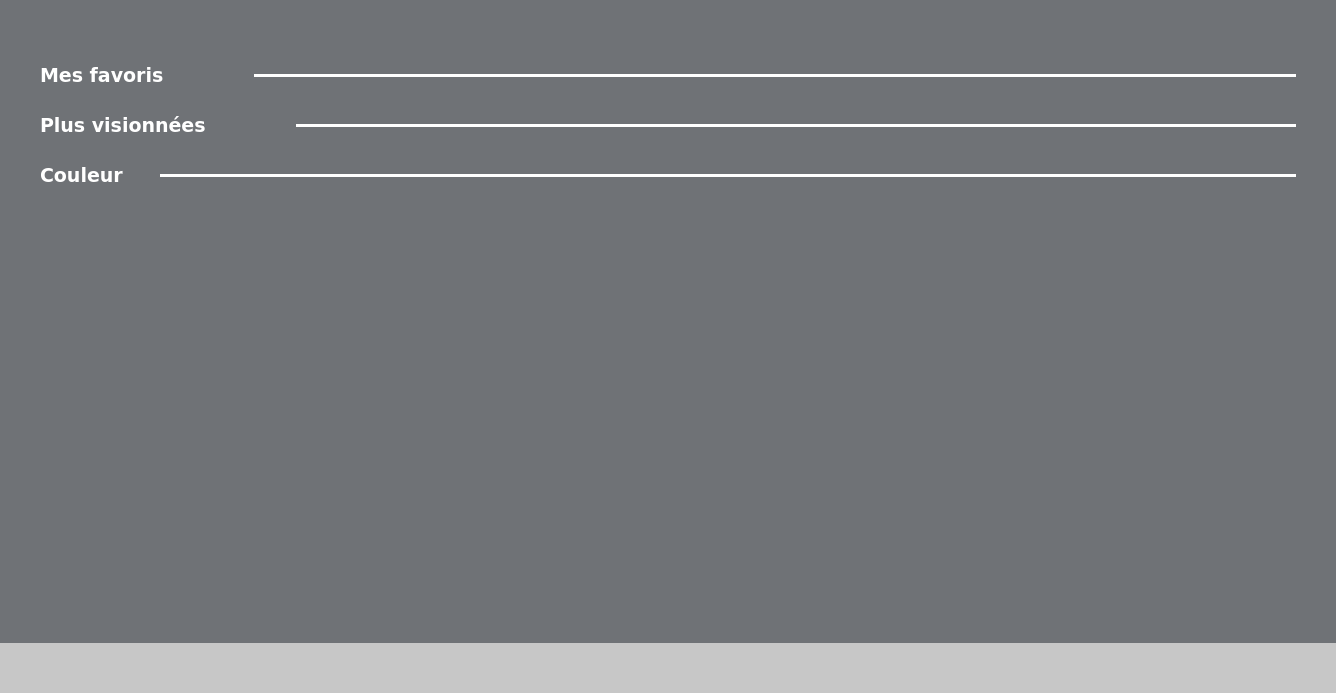
The window that accueilwindow.ui (TheoFRASSI/GaleriePhotoIHM) describes before a commit, drawn with Qt 5.
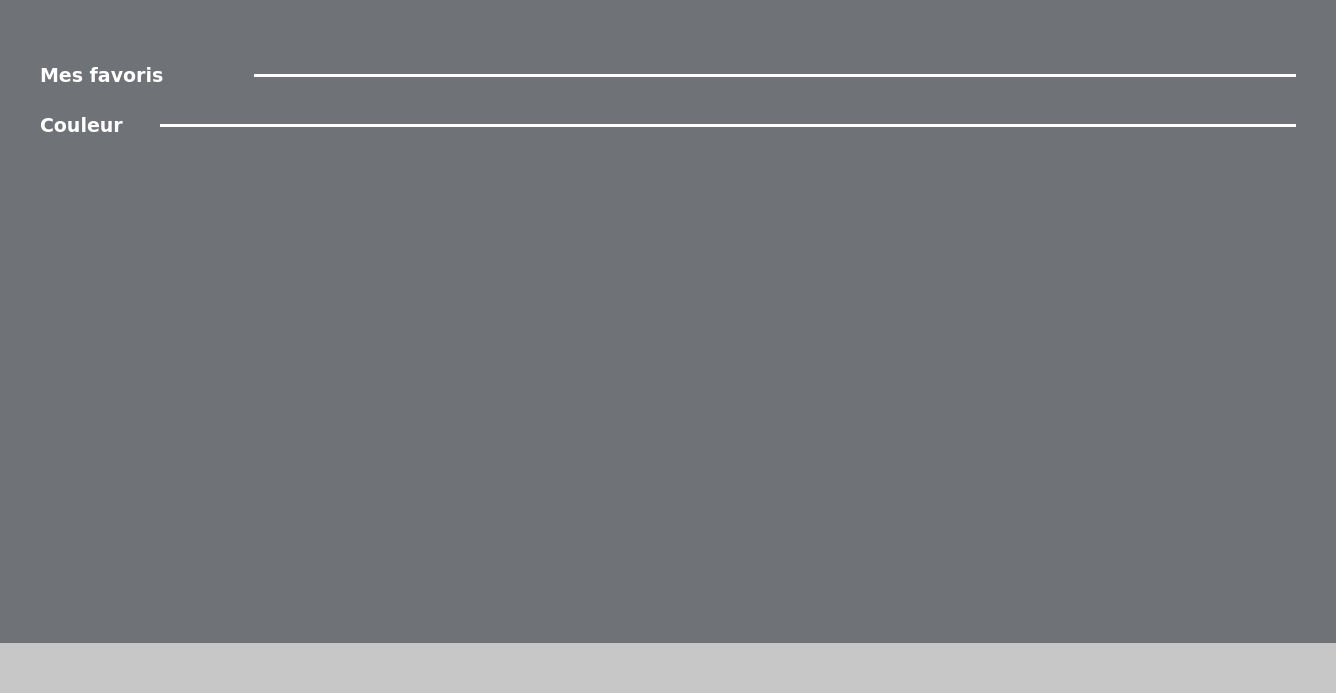
The same window after the commit.

```diff
--- a/accueilwindow.ui
+++ b/accueilwindow.ui
@@ -1976,1041 +1976,6 @@
        <item>
         <layout class="QVBoxLayout" name="layoutImageFavoris"/>
        </item>
-       <item>
-        <layout class="QHBoxLayout" name="horizontalLayout_3">
-         <item>
-          <widget class="QFrame" name="frame_5">
-           <property name="minimumSize">
-            <size>
-             <width>0</width>
-             <height>50</height>
-            </size>
-           </property>
-           <property name="maximumSize">
-            <size>
-             <width>16777215</width>
-             <height>50</height>
-            </size>
-           </property>
-           <property name="palette">
-            <palette>
-             <active>
-              <colorrole role="WindowText">
-               <brush brushstyle="SolidPattern">
-                <color alpha="255">
-                 <red>255</red>
-                 <green>255</green>
-                 <blue>255</blue>
-                </color>
-               </brush>
-              </colorrole>
-              <colorrole role="Button">
-               <brush brushstyle="SolidPattern">
-                <color alpha="255">
-                 <red>111</red>
-                 <green>114</green>
-                 <blue>118</blue>
-                </color>
-               </brush>
-              </colorrole>
-              <colorrole role="Light">
-               <brush brushstyle="SolidPattern">
-                <color alpha="255">
-                 <red>167</red>
-                 <green>171</green>
-                 <blue>177</blue>
-                </color>
-               </brush>
-              </colorrole>
-              <colorrole role="Midlight">
-               <brush brushstyle="SolidPattern">
-                <color alpha="255">
-                 <red>139</red>
-                 <green>142</green>
-                 <blue>147</blue>
-                </color>
-               </brush>
-              </colorrole>
-              <colorrole role="Dark">
-               <brush brushstyle="SolidPattern">
-                <color alpha="255">
-                 <red>55</red>
-                 <green>57</green>
-                 <blue>59</blue>
-                </color>
-               </brush>
-              </colorrole>
-              <colorrole role="Mid">
-               <brush brushstyle="SolidPattern">
-                <color alpha="255">
-                 <red>74</red>
-                 <green>76</green>
-                 <blue>78</blue>
-                </color>
-               </brush>
-              </colorrole>
-              <colorrole role="Text">
-               <brush brushstyle="SolidPattern">
-                <color alpha="255">
-                 <red>255</red>
-                 <green>255</green>
-                 <blue>255</blue>
-                </color>
-               </brush>
-              </colorrole>
-              <colorrole role="BrightText">
-               <brush brushstyle="SolidPattern">
-                <color alpha="255">
-                 <red>255</red>
-                 <green>255</green>
-                 <blue>255</blue>
-                </color>
-               </brush>
-              </colorrole>
-              <colorrole role="ButtonText">
-               <brush brushstyle="SolidPattern">
-                <color alpha="255">
-                 <red>255</red>
-                 <green>255</green>
-                 <blue>255</blue>
-                </color>
-               </brush>
-              </colorrole>
-              <colorrole role="Base">
-               <brush brushstyle="SolidPattern">
-                <color alpha="255">
-                 <red>0</red>
-                 <green>0</green>
-                 <blue>0</blue>
-                </color>
-               </brush>
-              </colorrole>
-              <colorrole role="Window">
-               <brush brushstyle="SolidPattern">
-                <color alpha="255">
-                 <red>111</red>
-                 <green>114</green>
-                 <blue>118</blue>
-                </color>
-               </brush>
-              </colorrole>
-              <colorrole role="Shadow">
-               <brush brushstyle="SolidPattern">
-                <color alpha="255">
-                 <red>0</red>
-                 <green>0</green>
-                 <blue>0</blue>
-                </color>
-               </brush>
-              </colorrole>
-              <colorrole role="AlternateBase">
-               <brush brushstyle="SolidPattern">
-                <color alpha="255">
-                 <red>55</red>
-                 <green>57</green>
-                 <blue>59</blue>
-                </color>
-               </brush>
-              </colorrole>
-              <colorrole role="ToolTipBase">
-               <brush brushstyle="SolidPattern">
-                <color alpha="255">
-                 <red>255</red>
-                 <green>255</green>
-                 <blue>220</blue>
-                </color>
-               </brush>
-              </colorrole>
-              <colorrole role="ToolTipText">
-               <brush brushstyle="SolidPattern">
-                <color alpha="255">
-                 <red>0</red>
-                 <green>0</green>
-                 <blue>0</blue>
-                </color>
-               </brush>
-              </colorrole>
-              <colorrole role="PlaceholderText">
-               <brush brushstyle="SolidPattern">
-                <color alpha="128">
-                 <red>255</red>
-                 <green>255</green>
-                 <blue>255</blue>
-                </color>
-               </brush>
-              </colorrole>
-             </active>
-             <inactive>
-              <colorrole role="WindowText">
-               <brush brushstyle="SolidPattern">
-                <color alpha="255">
-                 <red>255</red>
-                 <green>255</green>
-                 <blue>255</blue>
-                </color>
-               </brush>
-              </colorrole>
-              <colorrole role="Button">
-               <brush brushstyle="SolidPattern">
-                <color alpha="255">
-                 <red>111</red>
-                 <green>114</green>
-                 <blue>118</blue>
-                </color>
-               </brush>
-              </colorrole>
-              <colorrole role="Light">
-               <brush brushstyle="SolidPattern">
-                <color alpha="255">
-                 <red>167</red>
-                 <green>171</green>
-                 <blue>177</blue>
-                </color>
-               </brush>
-              </colorrole>
-              <colorrole role="Midlight">
-               <brush brushstyle="SolidPattern">
-                <color alpha="255">
-                 <red>139</red>
-                 <green>142</green>
-                 <blue>147</blue>
-                </color>
-               </brush>
-              </colorrole>
-              <colorrole role="Dark">
-               <brush brushstyle="SolidPattern">
-                <color alpha="255">
-                 <red>55</red>
-                 <green>57</green>
-                 <blue>59</blue>
-                </color>
-               </brush>
-              </colorrole>
-              <colorrole role="Mid">
-               <brush brushstyle="SolidPattern">
-                <color alpha="255">
-                 <red>74</red>
-                 <green>76</green>
-                 <blue>78</blue>
-                </color>
-               </brush>
-              </colorrole>
-              <colorrole role="Text">
-               <brush brushstyle="SolidPattern">
-                <color alpha="255">
-                 <red>255</red>
-                 <green>255</green>
-                 <blue>255</blue>
-                </color>
-               </brush>
-              </colorrole>
-              <colorrole role="BrightText">
-               <brush brushstyle="SolidPattern">
-                <color alpha="255">
-                 <red>255</red>
-                 <green>255</green>
-                 <blue>255</blue>
-                </color>
-               </brush>
-              </colorrole>
-              <colorrole role="ButtonText">
-               <brush brushstyle="SolidPattern">
-                <color alpha="255">
-                 <red>255</red>
-                 <green>255</green>
-                 <blue>255</blue>
-                </color>
-               </brush>
-              </colorrole>
-              <colorrole role="Base">
-               <brush brushstyle="SolidPattern">
-                <color alpha="255">
-                 <red>0</red>
-                 <green>0</green>
-                 <blue>0</blue>
-                </color>
-               </brush>
-              </colorrole>
-              <colorrole role="Window">
-               <brush brushstyle="SolidPattern">
-                <color alpha="255">
-                 <red>111</red>
-                 <green>114</green>
-                 <blue>118</blue>
-                </color>
-               </brush>
-              </colorrole>
-              <colorrole role="Shadow">
-               <brush brushstyle="SolidPattern">
-                <color alpha="255">
-                 <red>0</red>
-                 <green>0</green>
-                 <blue>0</blue>
-                </color>
-               </brush>
-              </colorrole>
-              <colorrole role="AlternateBase">
-               <brush brushstyle="SolidPattern">
-                <color alpha="255">
-                 <red>55</red>
-                 <green>57</green>
-                 <blue>59</blue>
-                </color>
-               </brush>
-              </colorrole>
-              <colorrole role="ToolTipBase">
-               <brush brushstyle="SolidPattern">
-                <color alpha="255">
-                 <red>255</red>
-                 <green>255</green>
-                 <blue>220</blue>
-                </color>
-               </brush>
-              </colorrole>
-              <colorrole role="ToolTipText">
-               <brush brushstyle="SolidPattern">
-                <color alpha="255">
-                 <red>0</red>
-                 <green>0</green>
-                 <blue>0</blue>
-                </color>
-               </brush>
-              </colorrole>
-              <colorrole role="PlaceholderText">
-               <brush brushstyle="SolidPattern">
-                <color alpha="128">
-                 <red>255</red>
-                 <green>255</green>
-                 <blue>255</blue>
-                </color>
-               </brush>
-              </colorrole>
-             </inactive>
-             <disabled>
-              <colorrole role="WindowText">
-               <brush brushstyle="SolidPattern">
-                <color alpha="255">
-                 <red>55</red>
-                 <green>57</green>
-                 <blue>59</blue>
-                </color>
-               </brush>
-              </colorrole>
-              <colorrole role="Button">
-               <brush brushstyle="SolidPattern">
-                <color alpha="255">
-                 <red>111</red>
-                 <green>114</green>
-                 <blue>118</blue>
-                </color>
-               </brush>
-              </colorrole>
-              <colorrole role="Light">
-               <brush brushstyle="SolidPattern">
-                <color alpha="255">
-                 <red>167</red>
-                 <green>171</green>
-                 <blue>177</blue>
-                </color>
-               </brush>
-              </colorrole>
-              <colorrole role="Midlight">
-               <brush brushstyle="SolidPattern">
-                <color alpha="255">
-                 <red>139</red>
-                 <green>142</green>
-                 <blue>147</blue>
-                </color>
-               </brush>
-              </colorrole>
-              <colorrole role="Dark">
-               <brush brushstyle="SolidPattern">
-                <color alpha="255">
-                 <red>55</red>
-                 <green>57</green>
-                 <blue>59</blue>
-                </color>
-               </brush>
-              </colorrole>
-              <colorrole role="Mid">
-               <brush brushstyle="SolidPattern">
-                <color alpha="255">
-                 <red>74</red>
-                 <green>76</green>
-                 <blue>78</blue>
-                </color>
-               </brush>
-              </colorrole>
-              <colorrole role="Text">
-               <brush brushstyle="SolidPattern">
-                <color alpha="255">
-                 <red>55</red>
-                 <green>57</green>
-                 <blue>59</blue>
-                </color>
-               </brush>
-              </colorrole>
-              <colorrole role="BrightText">
-               <brush brushstyle="SolidPattern">
-                <color alpha="255">
-                 <red>255</red>
-                 <green>255</green>
-                 <blue>255</blue>
-                </color>
-               </brush>
-              </colorrole>
-              <colorrole role="ButtonText">
-               <brush brushstyle="SolidPattern">
-                <color alpha="255">
-                 <red>55</red>
-                 <green>57</green>
-                 <blue>59</blue>
-                </color>
-               </brush>
-              </colorrole>
-              <colorrole role="Base">
-               <brush brushstyle="SolidPattern">
-                <color alpha="255">
-                 <red>111</red>
-                 <green>114</green>
-                 <blue>118</blue>
-                </color>
-               </brush>
-              </colorrole>
-              <colorrole role="Window">
-               <brush brushstyle="SolidPattern">
-                <color alpha="255">
-                 <red>111</red>
-                 <green>114</green>
-                 <blue>118</blue>
-                </color>
-               </brush>
-              </colorrole>
-              <colorrole role="Shadow">
-               <brush brushstyle="SolidPattern">
-                <color alpha="255">
-                 <red>0</red>
-                 <green>0</green>
-                 <blue>0</blue>
-                </color>
-               </brush>
-              </colorrole>
-              <colorrole role="AlternateBase">
-               <brush brushstyle="SolidPattern">
-                <color alpha="255">
-                 <red>111</red>
-                 <green>114</green>
-                 <blue>118</blue>
-                </color>
-               </brush>
-              </colorrole>
-              <colorrole role="ToolTipBase">
-               <brush brushstyle="SolidPattern">
-                <color alpha="255">
-                 <red>255</red>
-                 <green>255</green>
-                 <blue>220</blue>
-                </color>
-               </brush>
-              </colorrole>
-              <colorrole role="ToolTipText">
-               <brush brushstyle="SolidPattern">
-                <color alpha="255">
-                 <red>0</red>
-                 <green>0</green>
-                 <blue>0</blue>
-                </color>
-               </brush>
-              </colorrole>
-              <colorrole role="PlaceholderText">
-               <brush brushstyle="SolidPattern">
-                <color alpha="128">
-                 <red>255</red>
-                 <green>255</green>
-                 <blue>255</blue>
-                </color>
-               </brush>
-              </colorrole>
-             </disabled>
-            </palette>
-           </property>
-           <property name="font">
-            <font>
-             <pointsize>20</pointsize>
-            </font>
-           </property>
-           <property name="autoFillBackground">
-            <bool>true</bool>
-           </property>
-           <property name="frameShape">
-            <enum>QFrame::NoFrame</enum>
-           </property>
-           <property name="frameShadow">
-            <enum>QFrame::Raised</enum>
-           </property>
-           <layout class="QHBoxLayout" name="horizontalLayout_4">
-            <property name="spacing">
-             <number>0</number>
-            </property>
-            <property name="leftMargin">
-             <number>10</number>
-            </property>
-            <property name="topMargin">
-             <number>0</number>
-            </property>
-            <property name="rightMargin">
-             <number>10</number>
-            </property>
-            <property name="bottomMargin">
-             <number>0</number>
-            </property>
-            <item>
-             <layout class="QHBoxLayout" name="horizontalLayout_25">
-              <property name="spacing">
-               <number>20</number>
-              </property>
-              <property name="rightMargin">
-               <number>20</number>
-              </property>
-              <item>
-               <widget class="QLabel" name="label_2">
-                <property name="sizePolicy">
-                 <sizepolicy hsizetype="Maximum" vsizetype="Preferred">
-                  <horstretch>0</horstretch>
-                  <verstretch>0</verstretch>
-                 </sizepolicy>
-                </property>
-                <property name="minimumSize">
-                 <size>
-                  <width>0</width>
-                  <height>0</height>
-                 </size>
-                </property>
-                <property name="maximumSize">
-                 <size>
-                  <width>16777215</width>
-                  <height>16777215</height>
-                 </size>
-                </property>
-                <property name="font">
-                 <font>
-                  <family>Verdana</family>
-                  <pointsize>14</pointsize>
-                  <weight>75</weight>
-                  <bold>true</bold>
-                 </font>
-                </property>
-                <property name="text">
-                 <string>Plus visionnées</string>
-                </property>
-               </widget>
-              </item>
-              <item>
-               <widget class="QLabel" name="oeil">
-                <property name="minimumSize">
-                 <size>
-                  <width>50</width>
-                  <height>50</height>
-                 </size>
-                </property>
-                <property name="maximumSize">
-                 <size>
-                  <width>50</width>
-                  <height>50</height>
-                 </size>
-                </property>
-                <property name="text">
-                 <string/>
-                </property>
-               </widget>
-              </item>
-             </layout>
-            </item>
-            <item>
-             <layout class="QHBoxLayout" name="horizontalLayout_24">
-              <item>
-               <widget class="Line" name="line_2">
-                <property name="sizePolicy">
-                 <sizepolicy hsizetype="Expanding" vsizetype="Fixed">
-                  <horstretch>0</horstretch>
-                  <verstretch>0</verstretch>
-                 </sizepolicy>
-                </property>
-                <property name="minimumSize">
-                 <size>
-                  <width>0</width>
-                  <height>50</height>
-                 </size>
-                </property>
-                <property name="maximumSize">
-                 <size>
-                  <width>16777215</width>
-                  <height>50</height>
-                 </size>
-                </property>
-                <property name="palette">
-                 <palette>
-                  <active>
-                   <colorrole role="WindowText">
-                    <brush brushstyle="SolidPattern">
-                     <color alpha="255">
-                      <red>255</red>
-                      <green>255</green>
-                      <blue>255</blue>
-                     </color>
-                    </brush>
-                   </colorrole>
-                   <colorrole role="Button">
-                    <brush brushstyle="SolidPattern">
-                     <color alpha="255">
-                      <red>255</red>
-                      <green>255</green>
-                      <blue>255</blue>
-                     </color>
-                    </brush>
-                   </colorrole>
-                   <colorrole role="Light">
-                    <brush brushstyle="SolidPattern">
-                     <color alpha="255">
-                      <red>255</red>
-                      <green>255</green>
-                      <blue>255</blue>
-                     </color>
-                    </brush>
-                   </colorrole>
-                   <colorrole role="Midlight">
-                    <brush brushstyle="SolidPattern">
-                     <color alpha="255">
-                      <red>255</red>
-                      <green>255</green>
-                      <blue>255</blue>
-                     </color>
-                    </brush>
-                   </colorrole>
-                   <colorrole role="Dark">
-                    <brush brushstyle="SolidPattern">
-                     <color alpha="255">
-                      <red>127</red>
-                      <green>127</green>
-                      <blue>127</blue>
-                     </color>
-                    </brush>
-                   </colorrole>
-                   <colorrole role="Mid">
-                    <brush brushstyle="SolidPattern">
-                     <color alpha="255">
-                      <red>170</red>
-                      <green>170</green>
-                      <blue>170</blue>
-                     </color>
-                    </brush>
-                   </colorrole>
-                   <colorrole role="Text">
-                    <brush brushstyle="SolidPattern">
-                     <color alpha="255">
-                      <red>0</red>
-                      <green>0</green>
-                      <blue>0</blue>
-                     </color>
-                    </brush>
-                   </colorrole>
-                   <colorrole role="BrightText">
-                    <brush brushstyle="SolidPattern">
-                     <color alpha="255">
-                      <red>255</red>
-                      <green>255</green>
-                      <blue>255</blue>
-                     </color>
-                    </brush>
-                   </colorrole>
-                   <colorrole role="ButtonText">
-                    <brush brushstyle="SolidPattern">
-                     <color alpha="255">
-                      <red>0</red>
-                      <green>0</green>
-                      <blue>0</blue>
-                     </color>
-                    </brush>
-                   </colorrole>
-                   <colorrole role="Base">
-                    <brush brushstyle="SolidPattern">
-                     <color alpha="255">
-                      <red>255</red>
-                      <green>255</green>
-                      <blue>255</blue>
-                     </color>
-                    </brush>
-                   </colorrole>
-                   <colorrole role="Window">
-                    <brush brushstyle="SolidPattern">
-                     <color alpha="255">
-                      <red>255</red>
-                      <green>255</green>
-                      <blue>255</blue>
-                     </color>
-                    </brush>
-                   </colorrole>
-                   <colorrole role="Shadow">
-                    <brush brushstyle="SolidPattern">
-                     <color alpha="255">
-                      <red>0</red>
-                      <green>0</green>
-                      <blue>0</blue>
-                     </color>
-                    </brush>
-                   </colorrole>
-                   <colorrole role="AlternateBase">
-                    <brush brushstyle="SolidPattern">
-                     <color alpha="255">
-                      <red>255</red>
-                      <green>255</green>
-                      <blue>255</blue>
-                     </color>
-                    </brush>
-                   </colorrole>
-                   <colorrole role="ToolTipBase">
-                    <brush brushstyle="SolidPattern">
-                     <color alpha="255">
-                      <red>255</red>
-                      <green>255</green>
-                      <blue>220</blue>
-                     </color>
-                    </brush>
-                   </colorrole>
-                   <colorrole role="ToolTipText">
-                    <brush brushstyle="SolidPattern">
-                     <color alpha="255">
-                      <red>0</red>
-                      <green>0</green>
-                      <blue>0</blue>
-                     </color>
-                    </brush>
-                   </colorrole>
-                   <colorrole role="PlaceholderText">
-                    <brush brushstyle="SolidPattern">
-                     <color alpha="128">
-                      <red>0</red>
-                      <green>0</green>
-                      <blue>0</blue>
-                     </color>
-                    </brush>
-                   </colorrole>
-                  </active>
-                  <inactive>
-                   <colorrole role="WindowText">
-                    <brush brushstyle="SolidPattern">
-                     <color alpha="255">
-                      <red>255</red>
-                      <green>255</green>
-                      <blue>255</blue>
-                     </color>
-                    </brush>
-                   </colorrole>
-                   <colorrole role="Button">
-                    <brush brushstyle="SolidPattern">
-                     <color alpha="255">
-                      <red>255</red>
-                      <green>255</green>
-                      <blue>255</blue>
-                     </color>
-                    </brush>
-                   </colorrole>
-                   <colorrole role="Light">
-                    <brush brushstyle="SolidPattern">
-                     <color alpha="255">
-                      <red>255</red>
-                      <green>255</green>
-                      <blue>255</blue>
-                     </color>
-                    </brush>
-                   </colorrole>
-                   <colorrole role="Midlight">
-                    <brush brushstyle="SolidPattern">
-                     <color alpha="255">
-                      <red>255</red>
-                      <green>255</green>
-                      <blue>255</blue>
-                     </color>
-                    </brush>
-                   </colorrole>
-                   <colorrole role="Dark">
-                    <brush brushstyle="SolidPattern">
-                     <color alpha="255">
-                      <red>127</red>
-                      <green>127</green>
-                      <blue>127</blue>
-                     </color>
-                    </brush>
-                   </colorrole>
-                   <colorrole role="Mid">
-                    <brush brushstyle="SolidPattern">
-                     <color alpha="255">
-                      <red>170</red>
-                      <green>170</green>
-                      <blue>170</blue>
-                     </color>
-                    </brush>
-                   </colorrole>
-                   <colorrole role="Text">
-                    <brush brushstyle="SolidPattern">
-                     <color alpha="255">
-                      <red>0</red>
-                      <green>0</green>
-                      <blue>0</blue>
-                     </color>
-                    </brush>
-                   </colorrole>
-                   <colorrole role="BrightText">
-                    <brush brushstyle="SolidPattern">
-                     <color alpha="255">
-                      <red>255</red>
-                      <green>255</green>
-                      <blue>255</blue>
-                     </color>
-                    </brush>
-                   </colorrole>
-                   <colorrole role="ButtonText">
-                    <brush brushstyle="SolidPattern">
-                     <color alpha="255">
-                      <red>0</red>
-                      <green>0</green>
-                      <blue>0</blue>
-                     </color>
-                    </brush>
-                   </colorrole>
-                   <colorrole role="Base">
-                    <brush brushstyle="SolidPattern">
-                     <color alpha="255">
-                      <red>255</red>
-                      <green>255</green>
-                      <blue>255</blue>
-                     </color>
-                    </brush>
-                   </colorrole>
-                   <colorrole role="Window">
-                    <brush brushstyle="SolidPattern">
-                     <color alpha="255">
-                      <red>255</red>
-                      <green>255</green>
-                      <blue>255</blue>
-                     </color>
-                    </brush>
-                   </colorrole>
-                   <colorrole role="Shadow">
-                    <brush brushstyle="SolidPattern">
-                     <color alpha="255">
-                      <red>0</red>
-                      <green>0</green>
-                      <blue>0</blue>
-                     </color>
-                    </brush>
-                   </colorrole>
-                   <colorrole role="AlternateBase">
-                    <brush brushstyle="SolidPattern">
-                     <color alpha="255">
-                      <red>255</red>
-                      <green>255</green>
-                      <blue>255</blue>
-                     </color>
-                    </brush>
-                   </colorrole>
-                   <colorrole role="ToolTipBase">
-                    <brush brushstyle="SolidPattern">
-                     <color alpha="255">
-                      <red>255</red>
-                      <green>255</green>
-                      <blue>220</blue>
-                     </color>
-                    </brush>
-                   </colorrole>
-                   <colorrole role="ToolTipText">
-                    <brush brushstyle="SolidPattern">
-                     <color alpha="255">
-                      <red>0</red>
-                      <green>0</green>
-                      <blue>0</blue>
-                     </color>
-                    </brush>
-                   </colorrole>
-                   <colorrole role="PlaceholderText">
-                    <brush brushstyle="SolidPattern">
-                     <color alpha="128">
-                      <red>0</red>
-                      <green>0</green>
-                      <blue>0</blue>
-                     </color>
-                    </brush>
-                   </colorrole>
-                  </inactive>
-                  <disabled>
-                   <colorrole role="WindowText">
-                    <brush brushstyle="SolidPattern">
-                     <color alpha="255">
-                      <red>127</red>
-                      <green>127</green>
-                      <blue>127</blue>
-                     </color>
-                    </brush>
-                   </colorrole>
-                   <colorrole role="Button">
-                    <brush brushstyle="SolidPattern">
-                     <color alpha="255">
-                      <red>255</red>
-                      <green>255</green>
-                      <blue>255</blue>
-                     </color>
-                    </brush>
-                   </colorrole>
-                   <colorrole role="Light">
-                    <brush brushstyle="SolidPattern">
-                     <color alpha="255">
-                      <red>255</red>
-                      <green>255</green>
-                      <blue>255</blue>
-                     </color>
-                    </brush>
-                   </colorrole>
-                   <colorrole role="Midlight">
-                    <brush brushstyle="SolidPattern">
-                     <color alpha="255">
-                      <red>255</red>
-                      <green>255</green>
-                      <blue>255</blue>
-                     </color>
-                    </brush>
-                   </colorrole>
-                   <colorrole role="Dark">
-                    <brush brushstyle="SolidPattern">
-                     <color alpha="255">
-                      <red>127</red>
-                      <green>127</green>
-                      <blue>127</blue>
-                     </color>
-                    </brush>
-                   </colorrole>
-                   <colorrole role="Mid">
-                    <brush brushstyle="SolidPattern">
-                     <color alpha="255">
-                      <red>170</red>
-                      <green>170</green>
-                      <blue>170</blue>
-                     </color>
-                    </brush>
-                   </colorrole>
-                   <colorrole role="Text">
-                    <brush brushstyle="SolidPattern">
-                     <color alpha="255">
-                      <red>127</red>
-                      <green>127</green>
-                      <blue>127</blue>
-                     </color>
-                    </brush>
-                   </colorrole>
-                   <colorrole role="BrightText">
-                    <brush brushstyle="SolidPattern">
-                     <color alpha="255">
-                      <red>255</red>
-                      <green>255</green>
-                      <blue>255</blue>
-                     </color>
-                    </brush>
-                   </colorrole>
-                   <colorrole role="ButtonText">
-                    <brush brushstyle="SolidPattern">
-                     <color alpha="255">
-                      <red>127</red>
-                      <green>127</green>
-                      <blue>127</blue>
-                     </color>
-                    </brush>
-                   </colorrole>
-                   <colorrole role="Base">
-                    <brush brushstyle="SolidPattern">
-                     <color alpha="255">
-                      <red>255</red>
-                      <green>255</green>
-                      <blue>255</blue>
-                     </color>
-                    </brush>
-                   </colorrole>
-                   <colorrole role="Window">
-                    <brush brushstyle="SolidPattern">
-                     <color alpha="255">
-                      <red>255</red>
-                      <green>255</green>
-                      <blue>255</blue>
-                     </color>
-                    </brush>
-                   </colorrole>
-                   <colorrole role="Shadow">
-                    <brush brushstyle="SolidPattern">
-                     <color alpha="255">
-                      <red>0</red>
-                      <green>0</green>
-                      <blue>0</blue>
-                     </color>
-                    </brush>
-                   </colorrole>
-                   <colorrole role="AlternateBase">
-                    <brush brushstyle="SolidPattern">
-                     <color alpha="255">
-                      <red>255</red>
-                      <green>255</green>
-                      <blue>255</blue>
-                     </color>
-                    </brush>
-                   </colorrole>
-                   <colorrole role="ToolTipBase">
-                    <brush brushstyle="SolidPattern">
-                     <color alpha="255">
-                      <red>255</red>
-                      <green>255</green>
-                      <blue>220</blue>
-                     </color>
-                    </brush>
-                   </colorrole>
-                   <colorrole role="ToolTipText">
-                    <brush brushstyle="SolidPattern">
-                     <color alpha="255">
-                      <red>0</red>
-                      <green>0</green>
-                      <blue>0</blue>
-                     </color>
-                    </brush>
-                   </colorrole>
-                   <colorrole role="PlaceholderText">
-                    <brush brushstyle="SolidPattern">
-                     <color alpha="128">
-                      <red>0</red>
-                      <green>0</green>
-                      <blue>0</blue>
-                     </color>
-                    </brush>
-                   </colorrole>
-                  </disabled>
-                 </palette>
-                </property>
-                <property name="frameShadow">
-                 <enum>QFrame::Plain</enum>
-                </property>
-                <property name="lineWidth">
-                 <number>3</number>
-                </property>
-                <property name="orientation">
-                 <enum>Qt::Horizontal</enum>
-                </property>
-               </widget>
-              </item>
-             </layout>
-            </item>
-           </layout>
-          </widget>
-         </item>
-        </layout>
-       </item>
-       <item>
-        <layout class="QVBoxLayout" name="layoutImageWatched"/>
-       </item>
        <item>
         <layout class="QHBoxLayout" name="horizontalLayout">
          <item>
```
